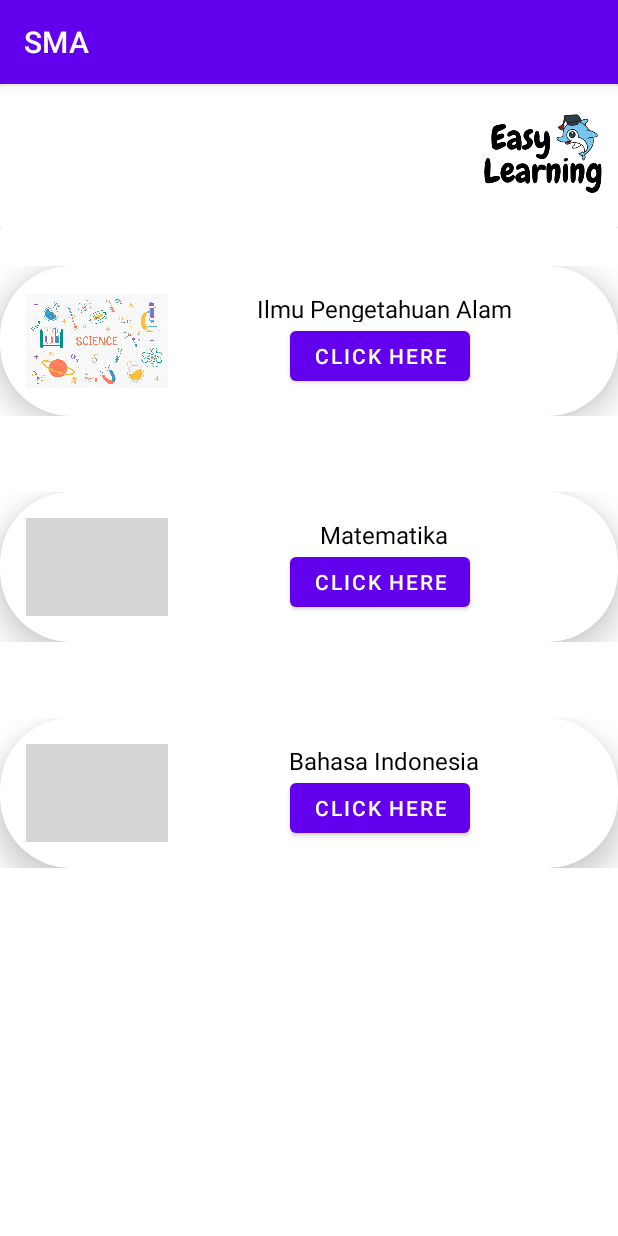
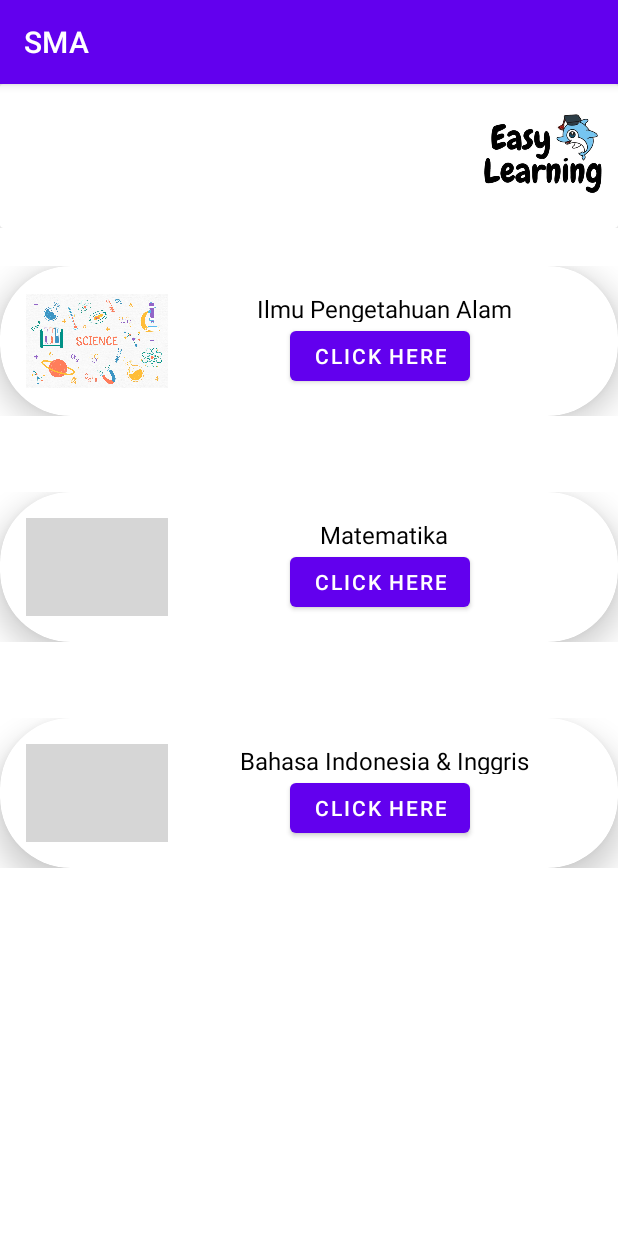
Before and after one commit to Sidabalok392/UTS_PBP_E_Kelompok_3, an Android app: the MainActivity screen opened directly, with no data from a screen before it, after a tap on an icon or button, on a phone screen of 412 x 824 dp. Run offline under Robolectric (Android 15) with nearby library versions, the phone set to English and light mode, and no system bars; our stand-ins replace data binding; 1 statement that could not run was skipped; grey boxes are pictures that could not be loaded.

Commit message:
UTS_PBP_E_Kelompok_3

```diff
--- a/app/src/main/java/com/example/easy_learning/MainActivity.java
+++ b/app/src/main/java/com/example/easy_learning/MainActivity.java
@@ -44,7 +44,7 @@ public class MainActivity extends AppCompatActivity {
                         }else if(item.getItemId()==R.id.user) {
                             getSupportFragmentManager().beginTransaction()
                                     .replace(R.id.cardview,user).commit();
-                            getSupportActionBar().setTitle("User");
+                            getSupportActionBar().setTitle("Profile");
                         }return true;
                     }
                 });binding.navBottom.setSelectedItemId(R.id.home);
--- a/app/src/main/java/com/example/easy_learning/adapter/SmaAdapter.java
+++ b/app/src/main/java/com/example/easy_learning/adapter/SmaAdapter.java
@@ -52,7 +52,7 @@ public class SmaAdapter extends RecyclerView.Adapter<SmaAdapter.viewHolder> {
                 order_activity.putExtra("nama_pelajaran",holder.tvnama_pelajaran_sma.getText().toString());
                 order_activity.putExtra("deskripsi_pelajaran",listsma.get(holder.getPosition()).getDeskripsi_SMA());
                 order_activity.putExtra("tingkat_order","Senior High School");
-                order_activity.putExtra("harga_order","250000");
+                order_activity.putExtra("harga_order","275000");
 
                 order_activity.putExtra("gambar_order",String.valueOf(listsma.get(holder.getAdapterPosition()).getIdFoto_SMA()));
 
--- a/app/src/main/java/com/example/easy_learning/adapter/SmkAdapter.java
+++ b/app/src/main/java/com/example/easy_learning/adapter/SmkAdapter.java
@@ -51,8 +51,8 @@ public class SmkAdapter extends RecyclerView.Adapter<SmkAdapter.viewHolder> {
                 order_activity.putExtra("nama_order",username);
                 order_activity.putExtra("nama_pelajaran",holder.tvnama_pelajaran_smk.getText().toString());
                 order_activity.putExtra("deskripsi_pelajaran",listsmk.get(holder.getPosition()).getDeskripsi_SMK());
-                order_activity.putExtra("tingkat_order","Vokational Skul");
-                order_activity.putExtra("harga_order","250000");
+                order_activity.putExtra("tingkat_order","Vocational School");
+                order_activity.putExtra("harga_order","280000");
 
                 order_activity.putExtra("gambar_order",String.valueOf(listsmk.get(holder.getAdapterPosition()).getIdFoto_SMK()));
 
--- a/app/src/main/java/com/example/easy_learning/adapter/SmpAdapter.java
+++ b/app/src/main/java/com/example/easy_learning/adapter/SmpAdapter.java
@@ -52,7 +52,7 @@ public class SmpAdapter extends RecyclerView.Adapter<SmpAdapter.viewHolder> {
                 order_activity.putExtra("nama_pelajaran",holder.tvnama_pelajaran_smp.getText().toString());
                 order_activity.putExtra("deskripsi_pelajaran",listsmp.get(holder.getPosition()).getDeskripsi_SMP());
                 order_activity.putExtra("tingkat_order","Junior High School");
-                order_activity.putExtra("harga_order","250000");
+                order_activity.putExtra("harga_order","255000");
                 order_activity.putExtra("gambar_order",String.valueOf(listsmp.get(holder.getAdapterPosition()).getIdFoto_SMP()));
 
                 context.startActivity(order_activity);
--- a/app/src/main/java/com/example/easy_learning/model/PelajaranSMA.java
+++ b/app/src/main/java/com/example/easy_learning/model/PelajaranSMA.java
@@ -17,5 +17,5 @@ public class PelajaranSMA {
 
     public static SMA Matematika = new SMA(R.drawable.math,"Matematika","Paket SMA (10-12) Reguler 1 Tahun Ajaran + BONUS +\n\n+Ribuan video pembelajaran & animasi menarik+\n+Latihan soal & video pembahasan+\n\n+[Bonus] Tanya Tutor+\n+[Bonus] Live Class+\n+[Bonus] Tryout Ujian Nasional");
 
-    public static SMA Bahasa_Indonesia = new SMA(R.drawable.bahasa,"Bahasa Indonesia","Paket SMA (10-12) Reguler 1 Tahun Ajaran + BONUS +\n\n+Ribuan video pembelajaran & animasi menarik+\n+Latihan soal & video pembahasan+\n\n+[Bonus] Tanya Tutor+\n+[Bonus] Live Class+\n+[Bonus] Tryout Ujian Nasional");
+    public static SMA Bahasa_Indonesia = new SMA(R.drawable.bahasa,"Bahasa Indonesia & Inggris","Paket SMA (10-12) Reguler 1 Tahun Ajaran + BONUS +\n\n+Ribuan video pembelajaran & animasi menarik+\n+Latihan soal & video pembahasan+\n\n+[Bonus] Tanya Tutor+\n+[Bonus] Live Class+\n+[Bonus] Tryout Ujian Nasional");
 }
--- a/app/src/main/java/com/example/easy_learning/model/PelajaranSMK.java
+++ b/app/src/main/java/com/example/easy_learning/model/PelajaranSMK.java
@@ -18,5 +18,5 @@ public class PelajaranSMK {
 
     public static SMK Matematika = new SMK(R.drawable.math,"Matematika","Paket SMK (10-12) Reguler 1 Tahun Ajaran + BONUS +\n\n+Ribuan video pembelajaran & animasi menarik+\n+Latihan soal & video pembahasan+\n\n+[Bonus] Tanya Tutor+\n+[Bonus] Live Class+\n+[Bonus] Tryout Ujian Nasional");
 
-    public static SMK Bahasa_Indonesia = new SMK(R.drawable.bahasa,"Bahasa Indonesia","Paket SMK (10-12) Reguler 1 Tahun Ajaran + BONUS +\n\n+Ribuan video pembelajaran & animasi menarik+\n+Latihan soal & video pembahasan+\n\n+[Bonus] Tanya Tutor+\n+[Bonus] Live Class+\n+[Bonus] Tryout Ujian Nasional");
+    public static SMK Bahasa_Indonesia = new SMK(R.drawable.bahasa,"Bahasa Indonesia & Inggris","Paket SMK (10-12) Reguler 1 Tahun Ajaran + BONUS +\n\n+Ribuan video pembelajaran & animasi menarik+\n+Latihan soal & video pembahasan+\n\n+[Bonus] Tanya Tutor+\n+[Bonus] Live Class+\n+[Bonus] Tryout Ujian Nasional");
 }
```
